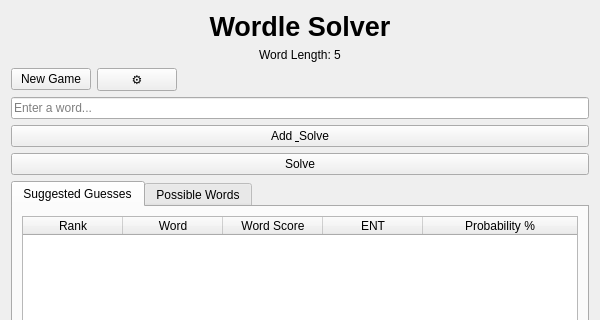
satsinush/word-games, file src/gui/WordleWidget.ui: the form before one commit; both pictures show x 0 to 600 and y 0 to 320 of the 600 by 500 pixel window.
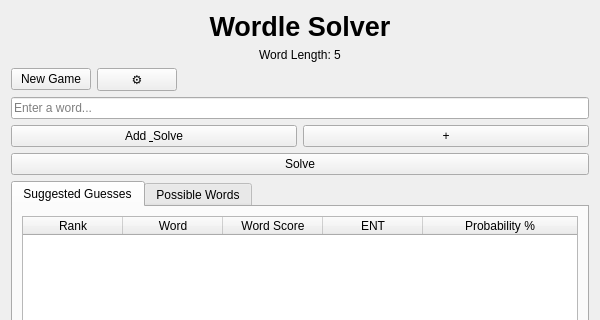
The form after the commit.

Patch:
```diff
--- a/src/gui/WordleWidget.ui
+++ b/src/gui/WordleWidget.ui
@@ -83,11 +83,31 @@
     </widget>
    </item>
    <item>
+    <layout class="QHBoxLayout" name="submitButtonsLayout">
+     <item>
     <widget class="QPushButton" name="submitBtn">
      <property name="text">
       <string>Add &amp; Solve</string>
      </property>
     </widget>
+     </item>
+     <item>
+      <widget class="QPushButton" name="addOnlyBtn">
+       <property name="text">
+        <string>+</string>
+       </property>
+       <property name="toolTip">
+        <string>Add guess without solving</string>
+       </property>
+       <property name="maximumWidth">
+        <number>40</number>
+       </property>
+       <property name="minimumWidth">
+        <number>40</number>
+       </property>
+      </widget>
+     </item>
+    </layout>
    </item>
    <item>
     <widget class="QPushButton" name="solveBtn">
```
Lines whose indentation alone changed are shown as unchanged.
